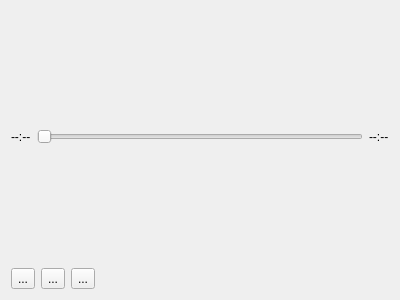
This is src/gui/widgets/playercontrols.ui in ripose-jp/Memento as Qt 5 draws it before an edit. The edited form follows.
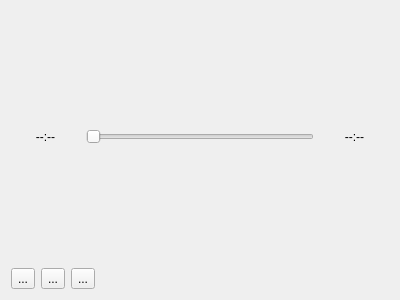
This is the edited form. Icons and pictures are not drawn.

Commit message: New interface works fine

The edit to the form file:
```diff
--- a/src/gui/widgets/playercontrols.ui
+++ b/src/gui/widgets/playercontrols.ui
@@ -18,9 +18,21 @@
     <layout class="QHBoxLayout" name="m_layoutTime">
      <item>
       <widget class="QLabel" name="m_labelCurrent">
+       <property name="enabled">
+        <bool>true</bool>
+       </property>
+       <property name="minimumSize">
+        <size>
+         <width>69</width>
+         <height>0</height>
+        </size>
+       </property>
        <property name="text">
         <string>--:--</string>
        </property>
+       <property name="alignment">
+        <set>Qt::AlignCenter</set>
+       </property>
       </widget>
      </item>
      <item>
@@ -32,9 +44,18 @@
      </item>
      <item>
       <widget class="QLabel" name="m_labelTotal">
+       <property name="minimumSize">
+        <size>
+         <width>69</width>
+         <height>0</height>
+        </size>
+       </property>
        <property name="text">
         <string>--:--</string>
        </property>
+       <property name="alignment">
+        <set>Qt::AlignCenter</set>
+       </property>
       </widget>
      </item>
     </layout>
```
The commit also changes 7 other files.
